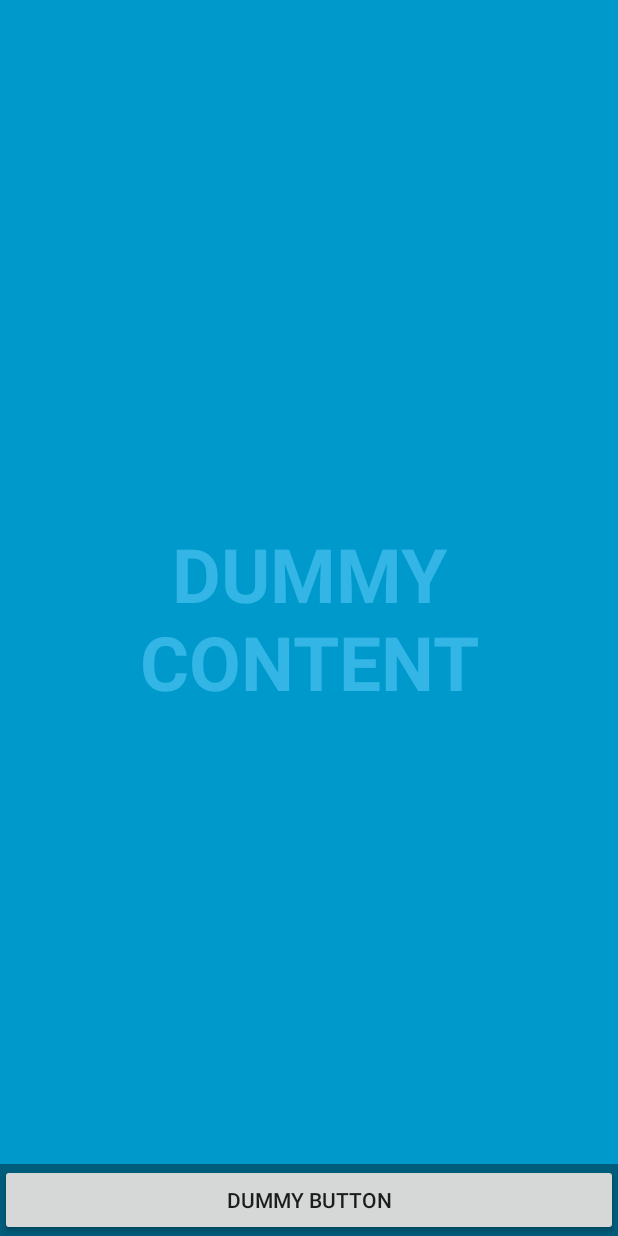
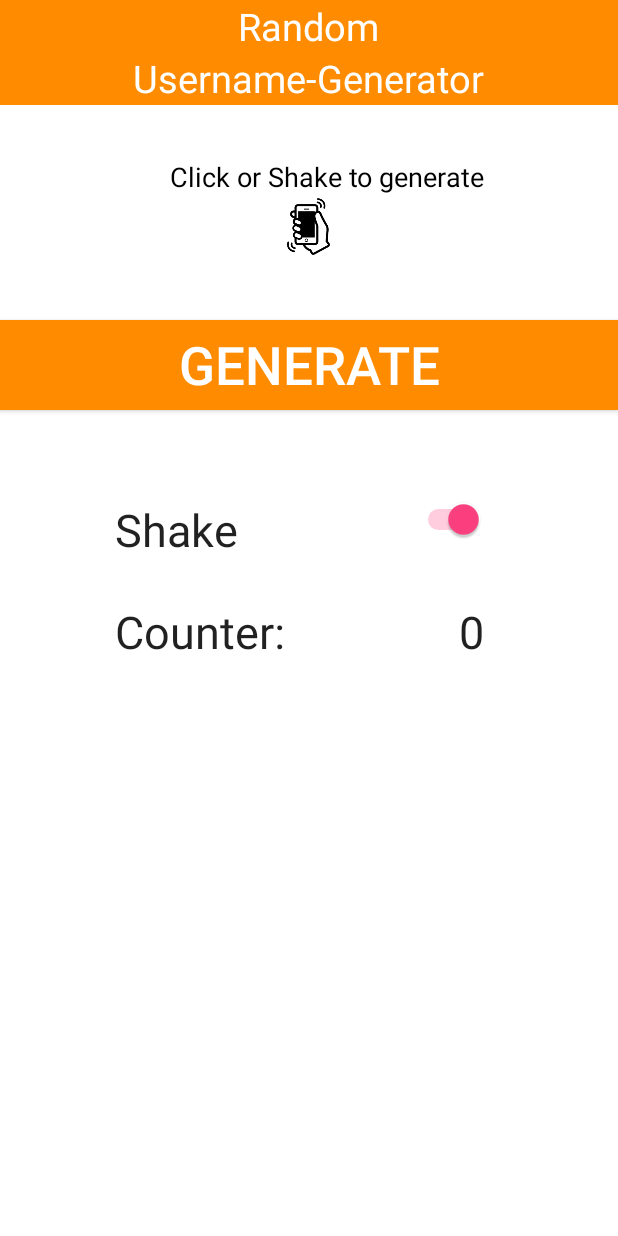
Before and after one commit to FlorianBecher/random_username_generator, an Android app: the layout activity_home_activity.xml on its own in the app's theme, with its tools: preview values and no code run, on a phone screen of 412 x 824 dp. Run offline under Robolectric (Android 15) with nearby library versions, the phone set to English and light mode, and no system bars.

Commit message:
home screen

```diff
--- a/app/src/main/AndroidManifest.xml
+++ b/app/src/main/AndroidManifest.xml
@@ -5,14 +5,12 @@
     <application
         android:allowBackup="true"
         android:icon="@mipmap/ic_launcher"
-        android:label="@string/app_name"
+
         android:supportsRtl="true"
         android:theme="@style/AppTheme" >
         <activity
             android:name=".Home_activity"
-            android:configChanges="orientation|keyboardHidden|screenSize"
-            android:label="@string/app_name"
-            android:theme="@style/FullscreenTheme" >
+            android:configChanges="orientation|keyboardHidden|screenSize" >
             <intent-filter>
                 <action android:name="android.intent.action.MAIN" />
 
--- a/app/src/main/java/com/example/admin/randomusernamegenerator/MainActivity.java
+++ /dev/null
@@ -1,15 +0,0 @@
-package com.example.admin.randomusernamegenerator;
-
-import android.support.v7.app.AppCompatActivity;
-import android.os.Bundle;
-
-import com.example.admin.random_username_generator.R;
-
-public class MainActivity extends AppCompatActivity {
-
-    @Override
-    protected void onCreate(Bundle savedInstanceState) {
-        super.onCreate(savedInstanceState);
-        setContentView(R.layout.activity_main);
-    }
-}
--- a/app/src/main/res/layout/activity_home_activity.xml
+++ b/app/src/main/res/layout/activity_home_activity.xml
@@ -8,39 +8,135 @@
     <!-- The primary full-screen view. This can be replaced with whatever view
          is needed to present your content, e.g. VideoView, SurfaceView,
          TextureView, etc. -->
-    <TextView android:id="@+id/fullscreen_content"
-        android:layout_width="match_parent"
-        android:layout_height="match_parent"
-        android:keepScreenOn="true"
-        android:textColor="#33b5e5"
-        android:textStyle="bold"
-        android:textSize="50sp"
-        android:gravity="center"
-        android:text="@string/dummy_content" />
 
     <!-- This FrameLayout insets its children based on system windows using
          android:fitsSystemWindows. -->
-    <FrameLayout android:layout_width="match_parent"
+
+    <RelativeLayout
+        android:layout_width="match_parent"
         android:layout_height="match_parent"
-        android:fitsSystemWindows="true">
+        android:layout_gravity="center"
+        android:background="#ffffff">
 
-        <LinearLayout android:id="@+id/fullscreen_content_controls"
-            style="?metaButtonBarStyle"
+        <TextView
+            android:id="@+id/textView"
+            android:layout_width="wrap_content"
+            android:layout_height="wrap_content"
+            android:layout_alignEnd="@+id/textView4"
+            android:layout_alignRight="@+id/textView4"
+            android:layout_below="@+id/textView2"
+            android:layout_marginTop="35dp"
+            android:text="Click or Shake to generate"
+            android:textAppearance="?android:attr/textAppearanceMedium"
+            android:textColor="#000000" />
+
+        <TextView
+            android:id="@+id/textView2"
             android:layout_width="match_parent"
             android:layout_height="wrap_content"
-            android:layout_gravity="bottom|center_horizontal"
-            android:background="@color/black_overlay"
-            android:orientation="horizontal"
-            tools:ignore="UselessParent">
+            android:layout_alignParentEnd="false"
+            android:layout_alignParentRight="true"
+            android:layout_alignParentTop="true"
+            android:height="70dp"
+            android:background="#ff8c00"
+            android:textAlignment="center" />
 
-            <Button android:id="@+id/dummy_button"
-                style="?metaButtonBarButtonStyle"
-                android:layout_width="0dp"
-                android:layout_height="wrap_content"
-                android:layout_weight="1"
-                android:text="@string/dummy_button" />
+        <TextView
+            android:id="@+id/textView3"
+            android:layout_width="wrap_content"
+            android:layout_height="wrap_content"
+            android:layout_alignParentTop="true"
+            android:layout_centerHorizontal="true"
+            android:text="Random"
+            android:textAppearance="?android:attr/textAppearanceMedium"
+            android:textColor="#ffffff"
+            android:textSize="25dp" />
 
-        </LinearLayout>
-    </FrameLayout>
+        <TextView
+            android:id="@+id/textView4"
+            android:layout_width="wrap_content"
+            android:layout_height="wrap_content"
+            android:layout_below="@+id/textView3"
+            android:layout_centerHorizontal="true"
+            android:text="Username-Generator"
+            android:textAppearance="?android:attr/textAppearanceMedium"
+            android:textColor="#ffffff"
+            android:textSize="25dp" />
 
+        <ImageView
+            android:id="@+id/imageView"
+            android:layout_width="wrap_content"
+            android:layout_height="wrap_content"
+            android:layout_below="@+id/textView"
+            android:layout_centerHorizontal="true"
+            android:adjustViewBounds="true"
+            android:maxHeight="42dp"
+            android:maxWidth="42dp"
+            android:scaleType="fitCenter"
+            android:src="@drawable/shake" />
+
+        <Button
+            android:id="@+id/button"
+            android:layout_width="wrap_content"
+            android:layout_height="wrap_content"
+            android:layout_alignParentEnd="true"
+            android:layout_alignParentLeft="true"
+            android:layout_alignParentRight="true"
+            android:layout_alignParentStart="true"
+            android:layout_below="@+id/imageView"
+            android:layout_marginTop="41dp"
+            android:height="60dp"
+            android:allowUndo="false"
+            android:background="#ff8c00"
+            android:clickable="true"
+            android:text="Generate"
+            android:textColor="#ffffff"
+            android:textSize="35dp" />
+
+        <TextView
+            android:id="@+id/textView5"
+            android:layout_width="wrap_content"
+            android:layout_height="wrap_content"
+            android:layout_below="@+id/button"
+            android:layout_marginTop="59dp"
+            android:layout_toLeftOf="@+id/textView3"
+            android:layout_toStartOf="@+id/textView3"
+            android:text="Shake"
+            android:textAppearance="?android:attr/textAppearanceLarge"
+            android:textSize="30dp" />
+
+        <TextView
+            android:id="@+id/textView6"
+            android:layout_width="wrap_content"
+            android:layout_height="wrap_content"
+            android:layout_alignLeft="@+id/textView5"
+            android:layout_alignStart="@+id/textView5"
+            android:layout_below="@+id/textView5"
+            android:layout_marginTop="27dp"
+            android:text="Counter:"
+            android:textAppearance="?android:attr/textAppearanceLarge"
+            android:textSize="30dp" />
+
+        <Switch
+            android:id="@+id/switch1"
+            android:layout_width="wrap_content"
+            android:layout_height="wrap_content"
+            android:layout_alignEnd="@+id/textView"
+            android:layout_alignRight="@+id/textView"
+            android:layout_alignTop="@+id/textView5"
+            android:layout_toRightOf="@+id/textView3"
+            android:checked="true" />
+
+        <TextView
+            android:id="@+id/textView7"
+            android:layout_width="wrap_content"
+            android:layout_height="wrap_content"
+            android:layout_alignEnd="@+id/switch1"
+            android:layout_alignRight="@+id/switch1"
+            android:layout_alignTop="@+id/textView6"
+            android:text="0"
+            android:textAppearance="?android:attr/textAppearanceLarge"
+            android:textSize="30dp" />
+
+    </RelativeLayout>
 </FrameLayout>
--- a/app/src/main/res/values/strings.xml
+++ b/app/src/main/res/values/strings.xml
@@ -1,6 +1,4 @@
 <resources>
-    <string name="app_name">Random_Username-Generator</string>
 
-    <string name="dummy_button">Dummy Button</string>
     <string name="dummy_content">DUMMY\nCONTENT</string>
 </resources>
```
Also changed, not shown: app/src/main/res/drawable/shake.png (added).
